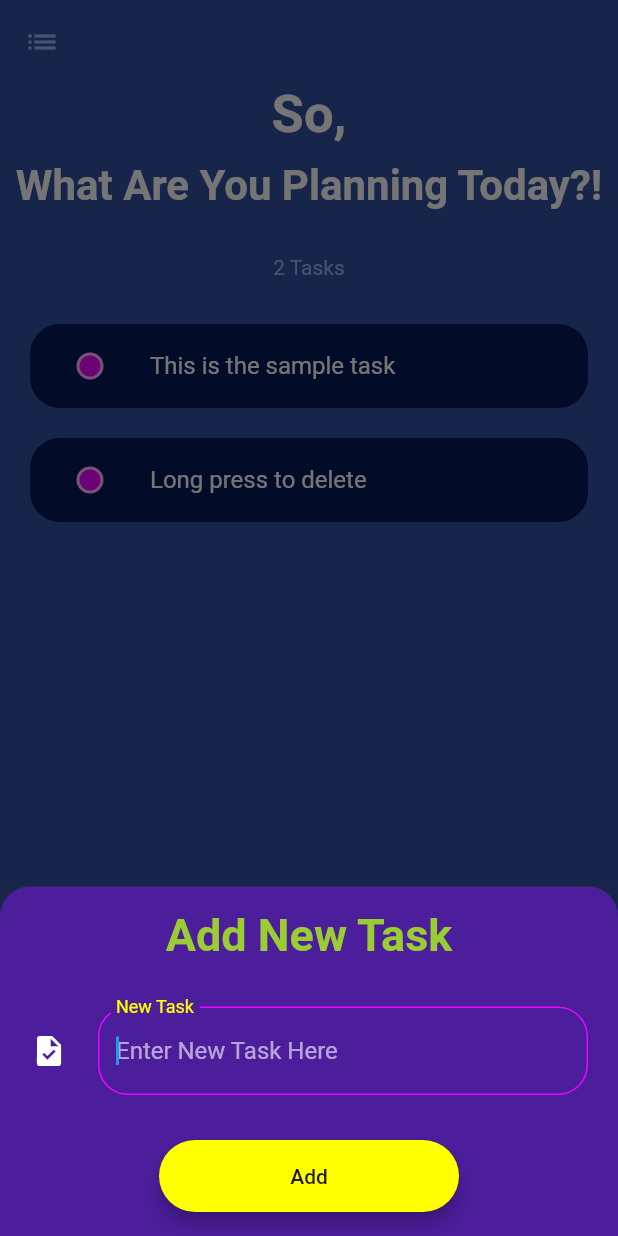
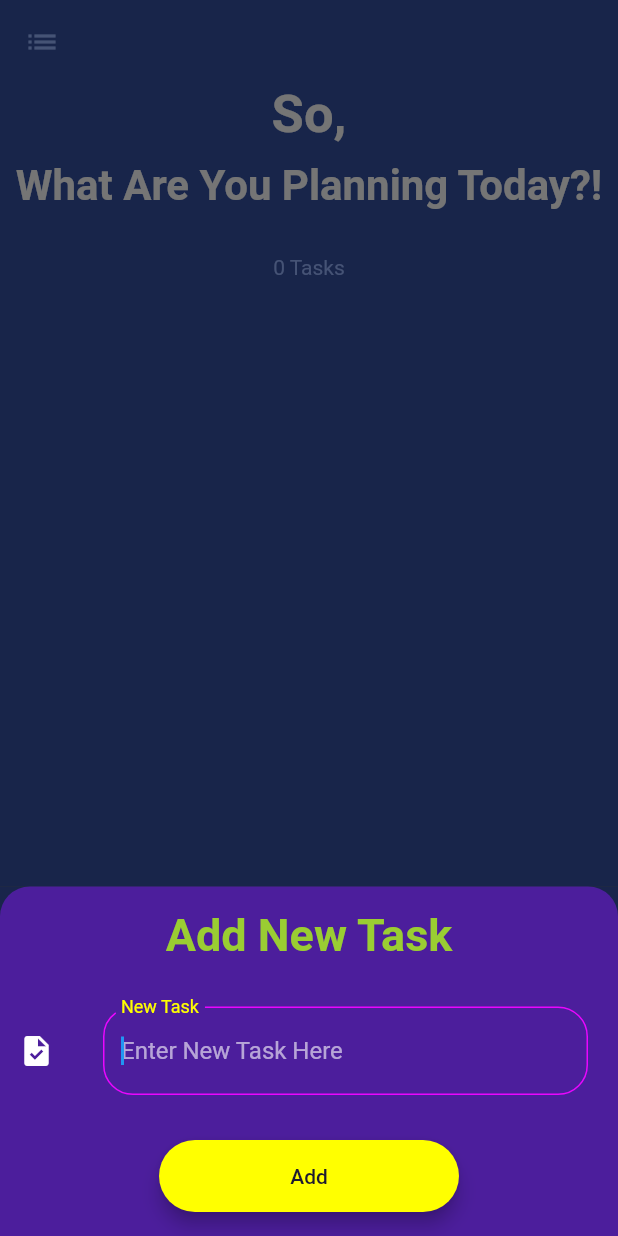
Before and after one commit to Jaybhararia/prioritylist, a Flutter app: the screen it shows after launch, after a tap on the "add" icon, on a phone screen of 412 x 824 dp. Run offline on Flutter 3.47's test engine with Material 2 defaults, Android fonts, the phone set to English and light mode, and no system bars; our stand-ins replace shared_preferences.

Commit message:
New Features Added

```diff
--- a/lib/Add_New_Task.dart
+++ b/lib/Add_New_Task.dart
@@ -25,7 +25,6 @@ class AddNewTask extends StatelessWidget {
           color: Color(0xFF4c1e9c),
           borderRadius: BorderRadius.only(topLeft: Radius.circular(20), topRight: Radius.circular(20)),
       ),
-        child: Flexible(
         child: Column(
           mainAxisAlignment: MainAxisAlignment.start,
           children: [
@@ -40,16 +39,19 @@ class AddNewTask extends StatelessWidget {
                 color: Color(0xFF9ACD32),
               ),
             ),
-              Padding(
-                padding: const EdgeInsets.only(right: 20, top: 30 , bottom: 30),
-                child: Row(
+            Row(
               children: [
                 Expanded(
                     flex: 1,
-                        child: Icon(Icons.task)
+                    child: Padding(
+                      padding: const EdgeInsets.only(right: 20, top: 30 , bottom: 30),
+                      child: Icon(Icons.task),
+                    )
                 ),
                 Expanded(
                   flex: 5,
+                  child: Padding(
+                    padding: const EdgeInsets.only(right: 20, top: 30 , bottom: 30),
                     child: Container(
 
                       child: TextField(
@@ -85,19 +87,18 @@ class AddNewTask extends StatelessWidget {
                       ),
                     ),
                   ),
+                ),
               ],
-                ),
             ),
             Padding(
               padding: const EdgeInsets.only(bottom: 16.0),
-                child: Expanded(
               child: Material(
                 color: Colors.yellowAccent,
                 borderRadius: BorderRadius.all(Radius.circular(30.0)),
                 elevation: 5,
                 child: MaterialButton(
                   onPressed: () {
-                          Provider.of<Taskdata>(context, listen: false).addtask(currtask);
+                      Provider.of<Taskdata>(context, listen: false).addTask(currtask);
                       Navigator.pop(context);
                   },
 
@@ -111,10 +112,8 @@ class AddNewTask extends StatelessWidget {
                   ),
                 ),
               ),
-                ),
             )
           ],
-          ),
         ),
       ),
     );
--- a/lib/Task_Data.dart
+++ b/lib/Task_Data.dart
@@ -1,15 +1,33 @@
 import 'package:flutter/cupertino.dart';
 import 'Tasks.dart';
+import 'package:shared_preferences/shared_preferences.dart';
 
 class Taskdata extends ChangeNotifier{
   List<Tasks> tasks = [
     Tasks('This is the sample task' , false),
     Tasks('Long press to delete' , false),
+    Tasks('Tick the checkbox for completion' , false)
   ];
 
-  void addtask(String newtitle){
-    final task = Tasks(newtitle, false);
-    tasks.add(task);
+  void addTask(String taskName) {
+    Tasks newTask = Tasks(taskName, false);
+    tasks.add(newTask);
+    saveTasks(); // Save the tasks after adding a new task
+    notifyListeners();
+  }
+
+  // Save the tasks to shared preferences
+  void saveTasks() async {
+    SharedPreferences prefs = await SharedPreferences.getInstance();
+    List<String> taskList = tasks.map((task) => task.name).toList();
+    await prefs.setStringList('tasks', taskList);
+  }
+
+  // Load the tasks from shared preferences
+  Future<void> loadTasks() async {
+    SharedPreferences prefs = await SharedPreferences.getInstance();
+    List<String> taskList = prefs.getStringList('tasks') ?? [];
+    tasks = taskList.map((taskName) => Tasks(taskName, false)).toList();
     notifyListeners();
   }
 
--- a/lib/main.dart
+++ b/lib/main.dart
@@ -1,13 +1,20 @@
 import 'package:flutter/material.dart';
 import 'package:prioritylist/Task_Data.dart';
 import 'package:provider/provider.dart';
-
+import 'package:shared_preferences/shared_preferences.dart';
+import 'Task_Data.dart';
 import 'To_Do_Screen.dart';
 
-void main() {
-  runApp(
-      const Mmain()
-  );
+void main() async {
+  WidgetsFlutterBinding.ensureInitialized();
+  SharedPreferences prefs = await SharedPreferences.getInstance();
+  bool isFirstRun = prefs.getBool('firstRun') ?? true;
+  if (isFirstRun) {
+    await prefs.setBool('firstRun', false);
+
+  }
+
+  runApp(Mmain());
 }
 
 class Mmain extends StatelessWidget {
@@ -16,7 +23,7 @@ class Mmain extends StatelessWidget {
   @override
   Widget build(BuildContext context) {
     return ChangeNotifierProvider(
-      create: (BuildContext context) => Taskdata(),
+      create: (BuildContext context) => Taskdata()..loadTasks(),
       child: MaterialApp(
         home: MyApp(),
         theme: ThemeData.dark().copyWith(
```
Also changed, not shown: pubspec.yaml (+8 -1 lines), 15 other files. Lines whose indentation alone changed are shown as unchanged.
